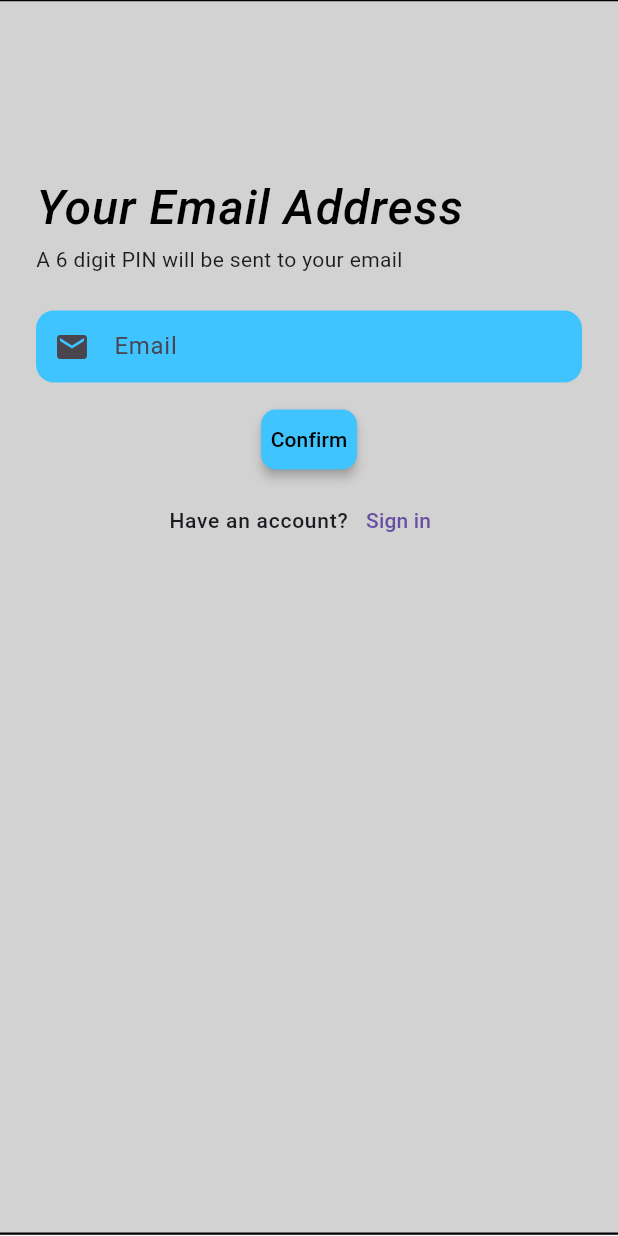
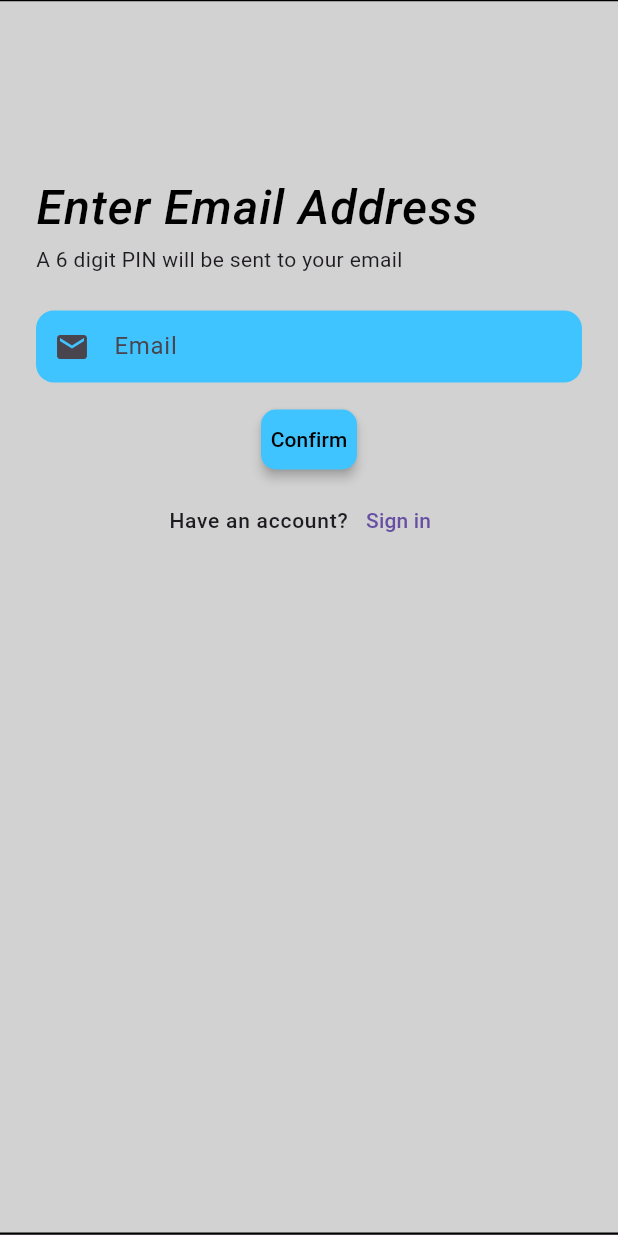
Before and after one commit to ShahirSammun/NestBidz-3.2, a Flutter app: the EmailVerification screen opened directly, on a phone screen of 412 x 824 dp. Run offline on Flutter 3.47's test engine with Material 3 defaults, Android fonts, the phone set to English and light mode, and no system bars; our stand-ins replace flutter_svg, pin_code_fields.

Commit message:
Validation done

```diff
--- a/lib/ui/screens/email_verification.dart
+++ b/lib/ui/screens/email_verification.dart
@@ -2,8 +2,35 @@ import 'package:flutter/material.dart';
 import 'package:mobile_application6/ui/screens/otp_verification.dart';
 import 'package:mobile_application6/ui/widget/screen_background.dart';
 
-class EmailVerification extends StatelessWidget {
+class EmailVerification extends StatefulWidget {
   const EmailVerification({super.key});
+
+  @override
+  State<EmailVerification> createState() => _EmailVerificationState();
+}
+
+class _EmailVerificationState extends State<EmailVerification> {
+  final TextEditingController _emailController = TextEditingController();
+  String? _emailError;
+
+  void _validateEmail() {
+    setState(() {
+      _emailError = null;
+      String email = _emailController.text.trim();
+
+      if (!RegExp(r"^[a-zA-Z0-9._%+-]+@(gmail\.com|lus\.ac\.bd)$")
+          .hasMatch(email)) {
+        _emailError = "Please enter a valid email";
+      }
+
+      if (_emailError == null) {
+        Navigator.push(
+            context,
+            MaterialPageRoute(
+                builder: (context) => const OtpVerification()));
+      }
+    });
+  }
 
   @override
   Widget build(BuildContext context) {
@@ -14,43 +41,42 @@ class EmailVerification extends StatelessWidget {
           child: Column(
             crossAxisAlignment: CrossAxisAlignment.start,
             children: [
-              const SizedBox(height: 94,),
+              const SizedBox(height: 94),
               Text(
-                'Your Email Address',
+                'Enter Email Address',
                 style: Theme.of(context).textTheme.titleLarge,
               ),
-              const SizedBox(
-                height: 4,
-              ),
+              const SizedBox(height: 4),
               Text(
                 'A 6 digit PIN will be sent to your email',
                 style: Theme.of(context).textTheme.bodyMedium,
               ),
-              const SizedBox(
-                height: 24,
-              ),
-              const TextField(
+              const SizedBox(height: 24),
+
+              // Email TextField with validation
+              TextField(
+                controller: _emailController,
                 keyboardType: TextInputType.emailAddress,
                 decoration: InputDecoration(
                   hintText: 'Email',
-                  prefixIcon: Icon(Icons.email),
+                  prefixIcon: const Icon(Icons.email),
+                  errorText: _emailError,
+                  suffixIcon: _emailError != null
+                      ? const Icon(Icons.warning, color: Colors.red)
+                      : null,
                 ),
               ),
-              const SizedBox(
-                height: 14,
-              ),
+              const SizedBox(height: 14),
+
+              // Confirm button
               Center(
                 child: ElevatedButton(
-                    onPressed: () {
-                      Navigator.push(
-                          context,
-                          MaterialPageRoute(
-                              builder: (context) => const OtpVerification()));
-                    }, child: const Text('Confirm')),
+                    onPressed: _validateEmail,
+                    child: const Text('Confirm')),
               ),
-              const SizedBox(
-                height: 6,
-              ),
+              const SizedBox(height: 6),
+
+              // Sign in link
               Row(
                 mainAxisAlignment: MainAxisAlignment.center,
                 children: [
@@ -65,7 +91,7 @@ class EmailVerification extends StatelessWidget {
                       },
                       child: const Text('Sign in')),
                 ],
-              )
+              ),
             ],
           ),
         ),
```
Also changed, not shown: lib/ui/screens/signup_screen.dart (+10 -6 lines).
